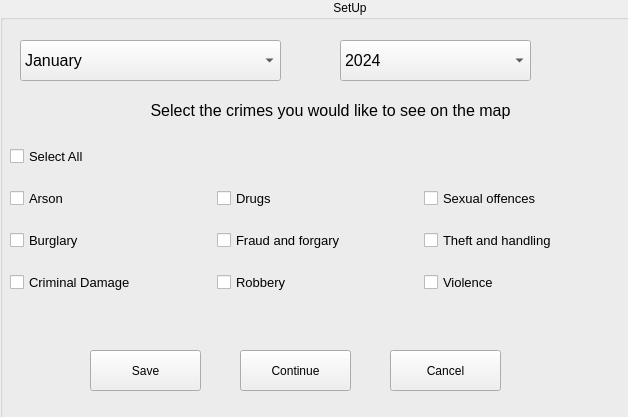
The window that SetUP_widget.ui (Lotl-Ax/SetUp-Window-) describes before a commit, drawn with Qt 5.
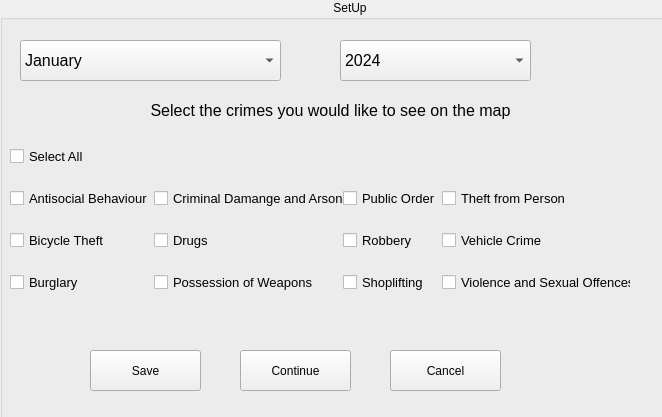
The same window after the commit.

Commit message: Chenged UI to macht Pollice.uk files, started updating event handlers to match

Patch:
```diff
--- a/SetUP_widget.ui
+++ b/SetUP_widget.ui
@@ -6,7 +6,7 @@
    <rect>
     <x>0</x>
     <y>0</y>
-    <width>628</width>
+    <width>662</width>
     <height>417</height>
    </rect>
   </property>
@@ -219,55 +219,31 @@
      <property name="verticalSpacing">
       <number>10</number>
      </property>
+     <item row="1" column="3">
+      <widget class="QCheckBox" name="PersonTheft_Check">
+       <property name="font">
+        <font>
+         <pointsize>10</pointsize>
+        </font>
+       </property>
+       <property name="text">
+        <string>Theft from Person</string>
+       </property>
+      </widget>
+     </item>
      <item row="3" column="1">
-      <widget class="QCheckBox" name="Robbery_Check">
+      <widget class="QCheckBox" name="WeaponPossess_Check">
        <property name="font">
         <font>
          <pointsize>10</pointsize>
         </font>
        </property>
        <property name="text">
-        <string>Robbery</string>
-       </property>
-      </widget>
-     </item>
-     <item row="1" column="0">
-      <widget class="QCheckBox" name="Arson_Check">
-       <property name="font">
-        <font>
-         <pointsize>10</pointsize>
-        </font>
-       </property>
-       <property name="text">
-        <string>Arson</string>
+        <string>Possession of Weapons</string>
        </property>
       </widget>
      </item>
      <item row="3" column="0">
-      <widget class="QCheckBox" name="CrimDam_Check">
-       <property name="font">
-        <font>
-         <pointsize>10</pointsize>
-        </font>
-       </property>
-       <property name="text">
-        <string>Criminal Damage</string>
-       </property>
-      </widget>
-     </item>
-     <item row="3" column="2">
-      <widget class="QCheckBox" name="Violence_Check">
-       <property name="font">
-        <font>
-         <pointsize>10</pointsize>
-        </font>
-       </property>
-       <property name="text">
-        <string>Violence</string>
-       </property>
-      </widget>
-     </item>
-     <item row="2" column="0">
       <widget class="QCheckBox" name="Burglary_Check">
        <property name="font">
         <font>
@@ -279,31 +255,31 @@
        </property>
       </widget>
      </item>
+     <item row="1" column="0">
+      <widget class="QCheckBox" name="AntiSoc_Check">
+       <property name="font">
+        <font>
+         <pointsize>10</pointsize>
+        </font>
+       </property>
+       <property name="text">
+        <string>Antisocial Behaviour</string>
+       </property>
+      </widget>
+     </item>
+     <item row="2" column="0">
+      <widget class="QCheckBox" name="BikeTheft_Check">
+       <property name="font">
+        <font>
+         <pointsize>10</pointsize>
+        </font>
+       </property>
+       <property name="text">
+        <string>Bicycle Theft</string>
+       </property>
+      </widget>
+     </item>
      <item row="2" column="1">
-      <widget class="QCheckBox" name="FandF_Check">
-       <property name="font">
-        <font>
-         <pointsize>10</pointsize>
-        </font>
-       </property>
-       <property name="text">
-        <string>Fraud and forgary</string>
-       </property>
-      </widget>
-     </item>
-     <item row="1" column="2">
-      <widget class="QCheckBox" name="SexOff_Check">
-       <property name="font">
-        <font>
-         <pointsize>10</pointsize>
-        </font>
-       </property>
-       <property name="text">
-        <string>Sexual offences</string>
-       </property>
-      </widget>
-     </item>
-     <item row="1" column="1">
       <widget class="QCheckBox" name="Drugs_Check">
        <property name="font">
         <font>
@@ -315,15 +291,75 @@
        </property>
       </widget>
      </item>
+     <item row="3" column="2">
+      <widget class="QCheckBox" name="Shoplift_Check">
+       <property name="font">
+        <font>
+         <pointsize>10</pointsize>
+        </font>
+       </property>
+       <property name="text">
+        <string>Shoplifting</string>
+       </property>
+      </widget>
+     </item>
      <item row="2" column="2">
-      <widget class="QCheckBox" name="TandH_Check">
+      <widget class="QCheckBox" name="Robbery_Check">
        <property name="font">
         <font>
          <pointsize>10</pointsize>
         </font>
        </property>
        <property name="text">
-        <string>Theft and handling</string>
+        <string>Robbery</string>
+       </property>
+      </widget>
+     </item>
+     <item row="1" column="2">
+      <widget class="QCheckBox" name="PubOrder_Check">
+       <property name="font">
+        <font>
+         <pointsize>10</pointsize>
+        </font>
+       </property>
+       <property name="text">
+        <string>Public Order</string>
+       </property>
+      </widget>
+     </item>
+     <item row="1" column="1">
+      <widget class="QCheckBox" name="CrimDmgArs_Check">
+       <property name="font">
+        <font>
+         <pointsize>10</pointsize>
+        </font>
+       </property>
+       <property name="text">
+        <string>Criminal Damange and Arson</string>
+       </property>
+      </widget>
+     </item>
+     <item row="2" column="3">
+      <widget class="QCheckBox" name="Vehicle_Check">
+       <property name="font">
+        <font>
+         <pointsize>10</pointsize>
+        </font>
+       </property>
+       <property name="text">
+        <string>Vehicle Crime</string>
+       </property>
+      </widget>
+     </item>
+     <item row="3" column="3">
+      <widget class="QCheckBox" name="Vio_SexOff_Check">
+       <property name="font">
+        <font>
+         <pointsize>10</pointsize>
+        </font>
+       </property>
+       <property name="text">
+        <string>Violence and Sexual Offences</string>
        </property>
       </widget>
      </item>
```
The commit also changes 1 other file.
